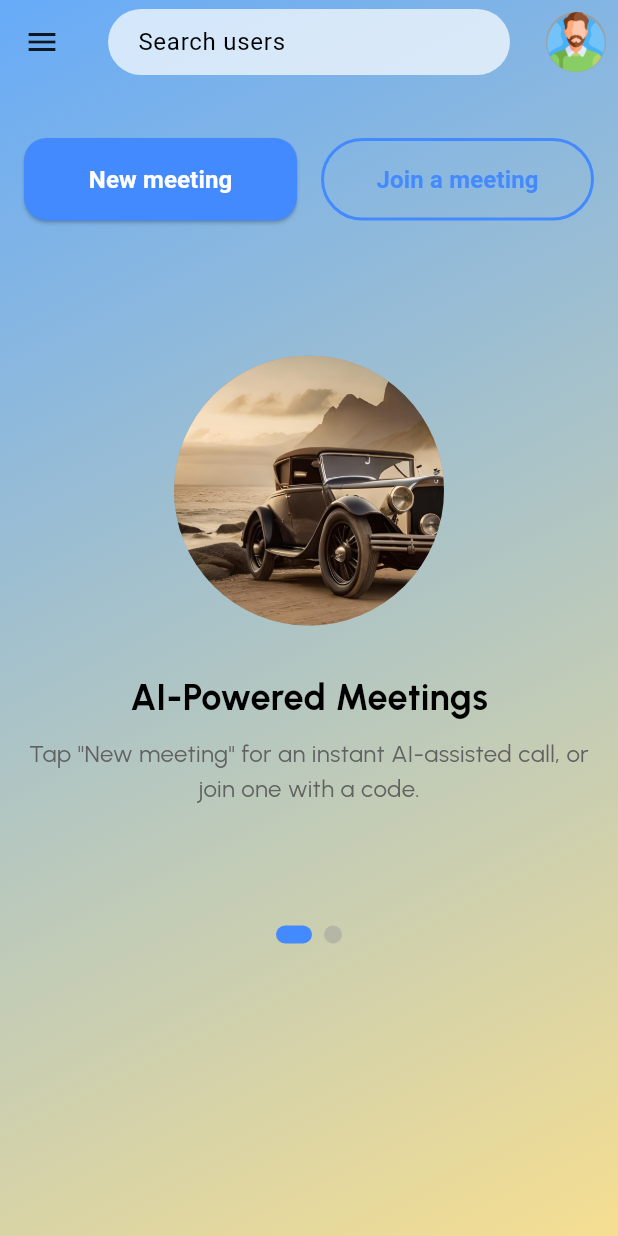
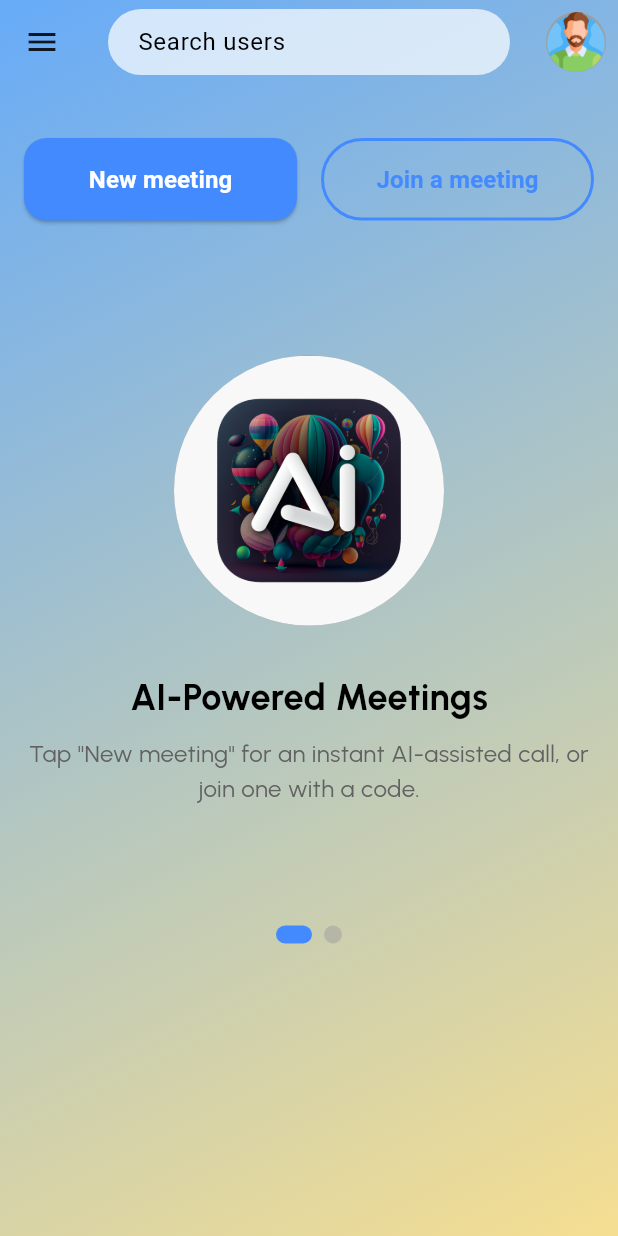
Before and after one commit to gauravv-k/vibe_connect-V2, a Flutter app: the HomePage screen opened directly, on a phone screen of 412 x 824 dp. Run offline on Flutter 3.47's test engine with Material 3 defaults, Android fonts, the phone set to English and light mode, and no system bars; our stand-ins replace bloc, cloud_firestore, equatable, firebase_auth, firebase_core, firebase_storage and 6 more; missing offline and left inert: android_pip, videosdk; accounts and stored records are empty; project files that could hold a hidden picture were left out.

Commit message:
MVP developed

```diff
--- a/lib/features/ai_meet/ui/home_page.dart
+++ b/lib/features/ai_meet/ui/home_page.dart
@@ -181,7 +181,7 @@ class _HomePageState extends State<HomePage> {
                                     const CircleAvatar(
                                       radius: 90,
                                       backgroundImage:
-                                          AssetImage('assets/images/ai2.jpg'),
+                                          AssetImage('assets/images/videocall.png'),
                                     ),
                                     const SizedBox(height: 30),
                                     const Text(
@@ -211,7 +211,7 @@ class _HomePageState extends State<HomePage> {
                                   const CircleAvatar(
                                     radius: 90,
                                     backgroundImage:
-                                        AssetImage('assets/images/ai1.png'),
+                                        AssetImage('assets/images/ai_image_gen.png'),
                                   ),
                                   const SizedBox(height: 30),
                                   const Text(
```
Also changed, not shown: assets/images/ai_image_gen.png (added), assets/images/videocall.png (added).
